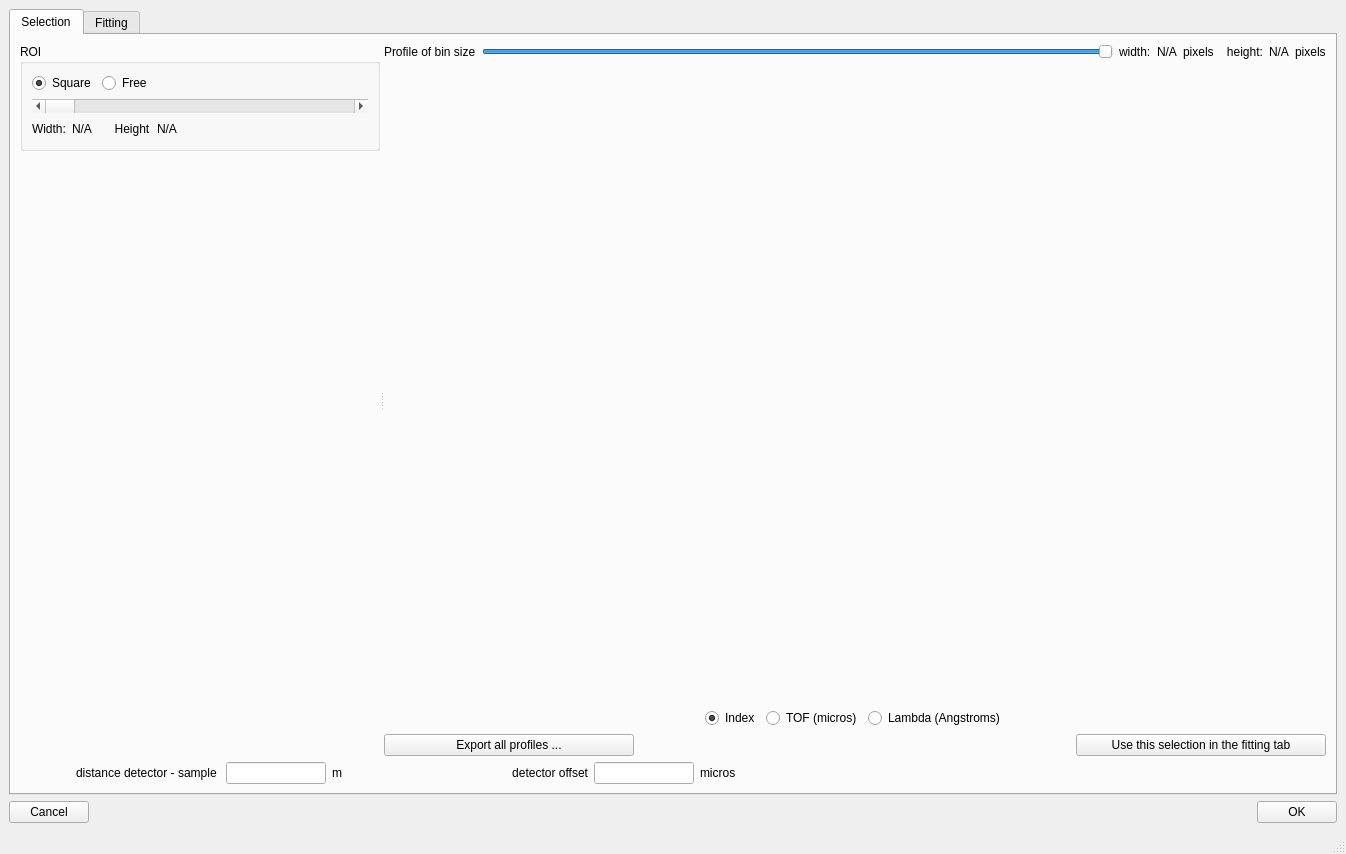
Qt form ui/ui_bragg_edge_peak_fitting.ui (neutronimaging/python_notebooks) before a commit.
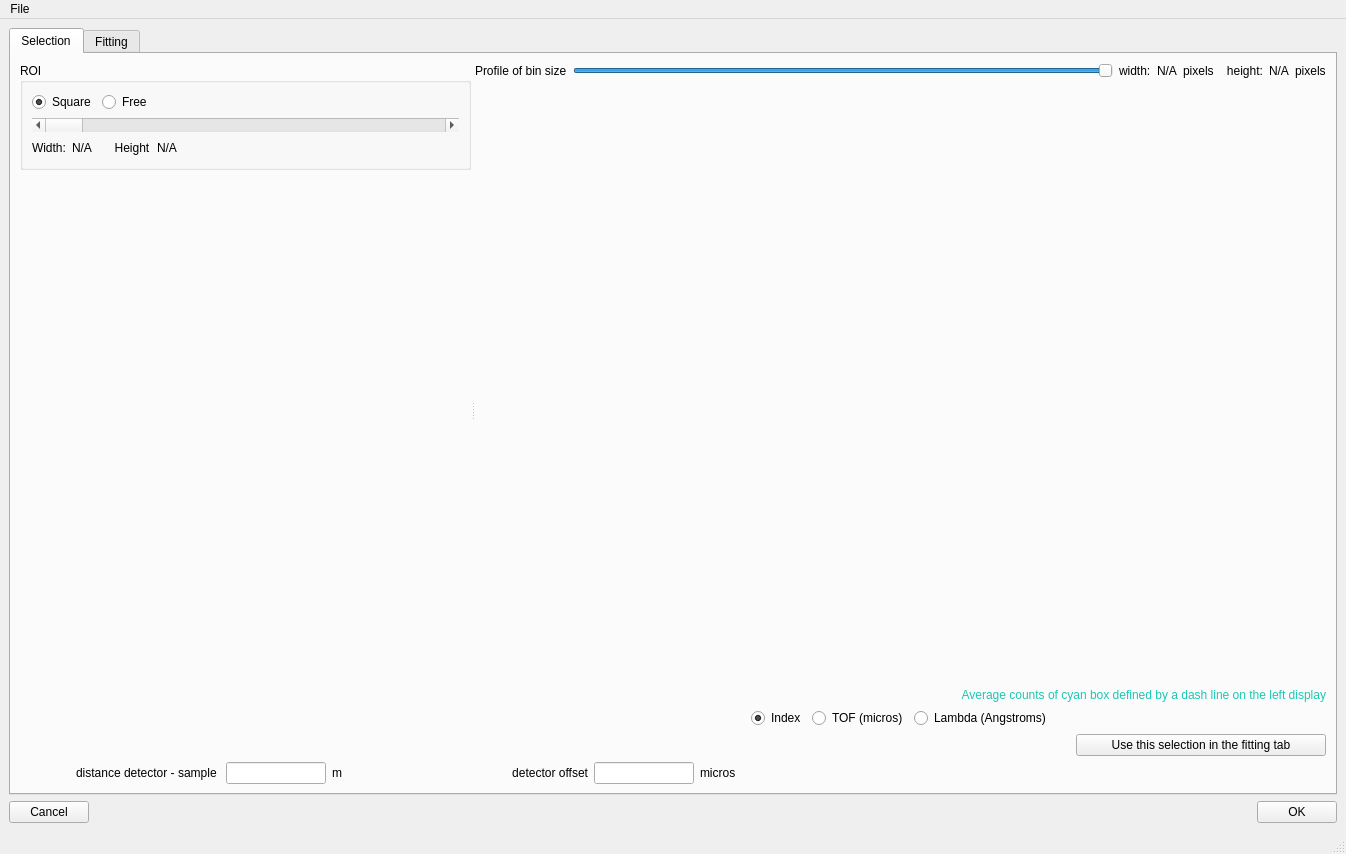
The same form after that commit. The open tabs and pages were chosen to show the change.

Commit message: export profiles. QfileDialog working and move button to menu

```diff
--- a/ui/ui_bragg_edge_peak_fitting.ui
+++ b/ui/ui_bragg_edge_peak_fitting.ui
@@ -36,7 +36,7 @@
           <property name="orientation">
            <enum>Qt::Horizontal</enum>
           </property>
-          <widget class="QWidget" name="">
+          <widget class="QWidget" name="layoutWidget">
            <layout class="QVBoxLayout" name="verticalLayout_7">
             <item>
              <widget class="QGroupBox" name="groupBox">
@@ -160,7 +160,7 @@
             </item>
            </layout>
           </widget>
-          <widget class="QWidget" name="">
+          <widget class="QWidget" name="layoutWidget">
            <layout class="QVBoxLayout" name="verticalLayout">
             <item>
              <layout class="QHBoxLayout" name="horizontalLayout_7">
@@ -237,6 +237,80 @@
               </property>
              </widget>
             </item>
+            <item>
+             <widget class="QLabel" name="label_12">
+              <property name="palette">
+               <palette>
+                <active>
+                 <colorrole role="WindowText">
+                  <brush brushstyle="SolidPattern">
+                   <color alpha="255">
+                    <red>27</red>
+                    <green>199</green>
+                    <blue>179</blue>
+                   </color>
+                  </brush>
+                 </colorrole>
+                 <colorrole role="Text">
+                  <brush brushstyle="SolidPattern">
+                   <color alpha="255">
+                    <red>34</red>
+                    <green>217</green>
+                    <blue>221</blue>
+                   </color>
+                  </brush>
+                 </colorrole>
+                </active>
+                <inactive>
+                 <colorrole role="WindowText">
+                  <brush brushstyle="SolidPattern">
+                   <color alpha="255">
+                    <red>27</red>
+                    <green>199</green>
+                    <blue>179</blue>
+                   </color>
+                  </brush>
+                 </colorrole>
+                 <colorrole role="Text">
+                  <brush brushstyle="SolidPattern">
+                   <color alpha="255">
+                    <red>34</red>
+                    <green>217</green>
+                    <blue>221</blue>
+                   </color>
+                  </brush>
+                 </colorrole>
+                </inactive>
+                <disabled>
+                 <colorrole role="WindowText">
+                  <brush brushstyle="SolidPattern">
+                   <color alpha="255">
+                    <red>127</red>
+                    <green>127</green>
+                    <blue>127</blue>
+                   </color>
+                  </brush>
+                 </colorrole>
+                 <colorrole role="Text">
+                  <brush brushstyle="SolidPattern">
+                   <color alpha="255">
+                    <red>127</red>
+                    <green>127</green>
+                    <blue>127</blue>
+                   </color>
+                  </brush>
+                 </colorrole>
+                </disabled>
+               </palette>
+              </property>
+              <property name="text">
+               <string>Average counts of cyan box defined by a dash line on the left display</string>
+              </property>
+              <property name="alignment">
+               <set>Qt::AlignRight|Qt::AlignTrailing|Qt::AlignVCenter</set>
+              </property>
+             </widget>
+            </item>
             <item>
              <layout class="QHBoxLayout" name="horizontalLayout_4">
               <item>
@@ -293,25 +367,6 @@
             </item>
             <item>
              <layout class="QHBoxLayout" name="horizontalLayout_11">
-              <item>
-               <widget class="QPushButton" name="export_all_profiles_button">
-                <property name="minimumSize">
-                 <size>
-                  <width>250</width>
-                  <height>0</height>
-                 </size>
-                </property>
-                <property name="maximumSize">
-                 <size>
-                  <width>250</width>
-                  <height>16777215</height>
-                 </size>
-                </property>
-                <property name="text">
-                 <string>Export all profiles ...</string>
-                </property>
-               </widget>
-              </item>
               <item>
                <spacer name="horizontalSpacer_7">
                 <property name="orientation">
@@ -772,6 +827,14 @@
      <height>22</height>
     </rect>
    </property>
+   <widget class="QMenu" name="menuImport_Export">
+    <property name="title">
+     <string>File</string>
+    </property>
+    <addaction name="actionImport"/>
+    <addaction name="actionExport"/>
+   </widget>
+   <addaction name="menuImport_Export"/>
   </widget>
   <widget class="QStatusBar" name="statusbar"/>
  </widget>
```
Left out of the diff: 30 changed lines with no effect on the pictures. The commit also changes 2 other files.
